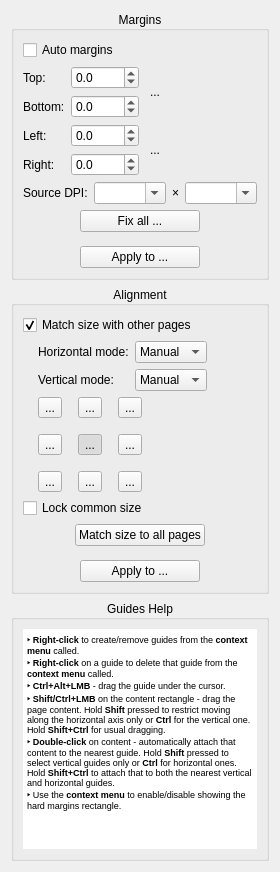
This is src/core/filters/page_layout/OptionsWidget.ui in 2ndmax/scantailor-ocr as Qt 5 draws it before an edit. The edited form follows.
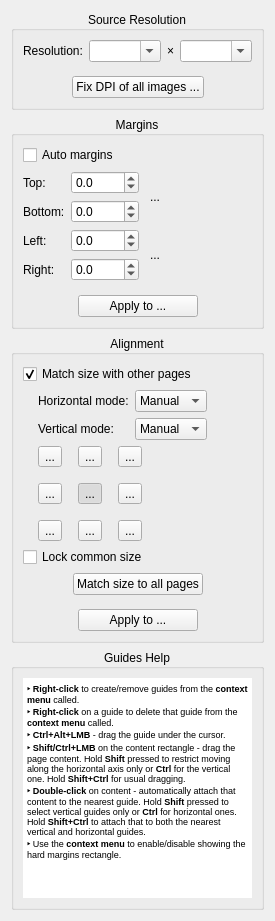
This is the edited form. Icons and pictures are not drawn. Custom widgets are drawn as their Qt base class.

Commit message:
Margins: own panel for the source resolution
The source DPI was part of the Margins panel, although its Apply to ...
never applied it. It now has its own panel, Source Resolution, above
Margins, with "Resolution:" and "dpi" in the fields like in Output. The
fields stay editable while the page is reloaded.

"Fix all ..." becomes "Fix DPI of all images ...", and the window and the
Tools menu entry are now called "Fix DPI of All Images", so it is clear
that it covers all images and opens a window first.

```diff
--- a/src/core/filters/page_layout/OptionsWidget.ui
+++ b/src/core/filters/page_layout/OptionsWidget.ui
@@ -14,6 +14,127 @@
    <string>Form</string>
   </property>
   <layout class="QVBoxLayout" name="verticalLayout_4">
+   <item>
+    <widget class="CollapsibleGroupBox" name="sourceDpiGroup">
+     <property name="title">
+      <string>Source Resolution</string>
+     </property>
+     <property name="alignment">
+      <set>Qt::AlignCenter</set>
+     </property>
+     <layout class="QVBoxLayout" name="sourceDpiGroupLayout">
+      <item>
+       <layout class="QHBoxLayout" name="sourceDpiLayout">
+        <item>
+         <widget class="QLabel" name="sourceDpiLabel">
+          <property name="toolTip">
+           <string>Resolution of the scanned image (horizontal × vertical).  It applies right away to the whole image, so to both pages of a split scan.  Sizes and margins in millimetres or inches depend on it.</string>
+          </property>
+          <property name="text">
+           <string>Resolution:</string>
+          </property>
+         </widget>
+        </item>
+        <item>
+         <widget class="QComboBox" name="sourceXDpi">
+          <property name="sizePolicy">
+           <sizepolicy hsizetype="Fixed" vsizetype="Fixed">
+            <horstretch>0</horstretch>
+            <verstretch>0</verstretch>
+           </sizepolicy>
+          </property>
+          <property name="editable">
+           <bool>true</bool>
+          </property>
+         </widget>
+        </item>
+        <item>
+         <widget class="QLabel" name="sourceDpiTimesLabel">
+          <property name="text">
+           <string notr="true">×</string>
+          </property>
+         </widget>
+        </item>
+        <item>
+         <widget class="QComboBox" name="sourceYDpi">
+          <property name="sizePolicy">
+           <sizepolicy hsizetype="Fixed" vsizetype="Fixed">
+            <horstretch>0</horstretch>
+            <verstretch>0</verstretch>
+           </sizepolicy>
+          </property>
+          <property name="editable">
+           <bool>true</bool>
+          </property>
+         </widget>
+        </item>
+        <item>
+         <spacer name="sourceDpiSpacerRight">
+          <property name="orientation">
+           <enum>Qt::Horizontal</enum>
+          </property>
+          <property name="sizeHint" stdset="0">
+           <size>
+            <width>1</width>
+            <height>1</height>
+           </size>
+          </property>
+         </spacer>
+        </item>
+       </layout>
+      </item>
+      <item>
+       <layout class="QHBoxLayout" name="fixDpiLayout">
+        <property name="topMargin">
+         <number>8</number>
+        </property>
+        <item>
+         <spacer name="fixDpiSpacerLeft">
+          <property name="orientation">
+           <enum>Qt::Horizontal</enum>
+          </property>
+          <property name="sizeHint" stdset="0">
+           <size>
+            <width>1</width>
+            <height>1</height>
+           </size>
+          </property>
+         </spacer>
+        </item>
+        <item>
+         <widget class="QPushButton" name="fixDpiBtn">
+          <property name="minimumSize">
+           <size>
+            <width>120</width>
+            <height>0</height>
+           </size>
+          </property>
+          <property name="toolTip">
+           <string>Opens a window with the DPI of all images of the project, where you can check and correct them.  The same as Tools &gt; Fix DPI of All Images ...</string>
+          </property>
+          <property name="text">
+           <string>Fix DPI of all images ...</string>
+          </property>
+         </widget>
+        </item>
+        <item>
+         <spacer name="fixDpiSpacerRight">
+          <property name="orientation">
+           <enum>Qt::Horizontal</enum>
+          </property>
+          <property name="sizeHint" stdset="0">
+           <size>
+            <width>1</width>
+            <height>1</height>
+           </size>
+          </property>
+         </spacer>
+        </item>
+       </layout>
+      </item>
+     </layout>
+    </widget>
+   </item>
    <item>
     <widget class="CollapsibleGroupBox" name="marginsGroup">
      <property name="title">
@@ -250,106 +371,6 @@
         </item>
        </layout>
       </item>
-      <item>
-       <layout class="QHBoxLayout" name="sourceDpiLayout">
-        <item>
-         <widget class="QLabel" name="sourceDpiLabel">
-          <property name="text">
-           <string>Source DPI:</string>
-          </property>
-         </widget>
-        </item>
-        <item>
-         <widget class="QComboBox" name="sourceXDpi">
-          <property name="sizePolicy">
-           <sizepolicy hsizetype="Fixed" vsizetype="Fixed">
-            <horstretch>0</horstretch>
-            <verstretch>0</verstretch>
-           </sizepolicy>
-          </property>
-          <property name="editable">
-           <bool>true</bool>
-          </property>
-         </widget>
-        </item>
-        <item>
-         <widget class="QLabel" name="sourceDpiTimesLabel">
-          <property name="text">
-           <string notr="true">×</string>
-          </property>
-         </widget>
-        </item>
-        <item>
-         <widget class="QComboBox" name="sourceYDpi">
-          <property name="sizePolicy">
-           <sizepolicy hsizetype="Fixed" vsizetype="Fixed">
-            <horstretch>0</horstretch>
-            <verstretch>0</verstretch>
-           </sizepolicy>
-          </property>
-          <property name="editable">
-           <bool>true</bool>
-          </property>
-         </widget>
-        </item>
-        <item>
-         <spacer name="sourceDpiSpacerRight">
-          <property name="orientation">
-           <enum>Qt::Horizontal</enum>
-          </property>
-          <property name="sizeHint" stdset="0">
-           <size>
-            <width>1</width>
-            <height>1</height>
-           </size>
-          </property>
-         </spacer>
-        </item>
-       </layout>
-      </item>
-      <item>
-       <layout class="QHBoxLayout" name="fixDpiLayout">
-        <item>
-         <spacer name="fixDpiSpacerLeft">
-          <property name="orientation">
-           <enum>Qt::Horizontal</enum>
-          </property>
-          <property name="sizeHint" stdset="0">
-           <size>
-            <width>1</width>
-            <height>1</height>
-           </size>
-          </property>
-         </spacer>
-        </item>
-        <item>
-         <widget class="QPushButton" name="fixDpiBtn">
-          <property name="minimumSize">
-           <size>
-            <width>120</width>
-            <height>0</height>
-           </size>
-          </property>
-          <property name="text">
-           <string>Fix all ...</string>
-          </property>
-         </widget>
-        </item>
-        <item>
-         <spacer name="fixDpiSpacerRight">
-          <property name="orientation">
-           <enum>Qt::Horizontal</enum>
-          </property>
-          <property name="sizeHint" stdset="0">
-           <size>
-            <width>1</width>
-            <height>1</height>
-           </size>
-          </property>
-         </spacer>
-        </item>
-       </layout>
-      </item>
       <item>
        <layout class="QHBoxLayout" name="horizontalLayout_5">
         <property name="topMargin">
```
The commit also changes 15 other files.
